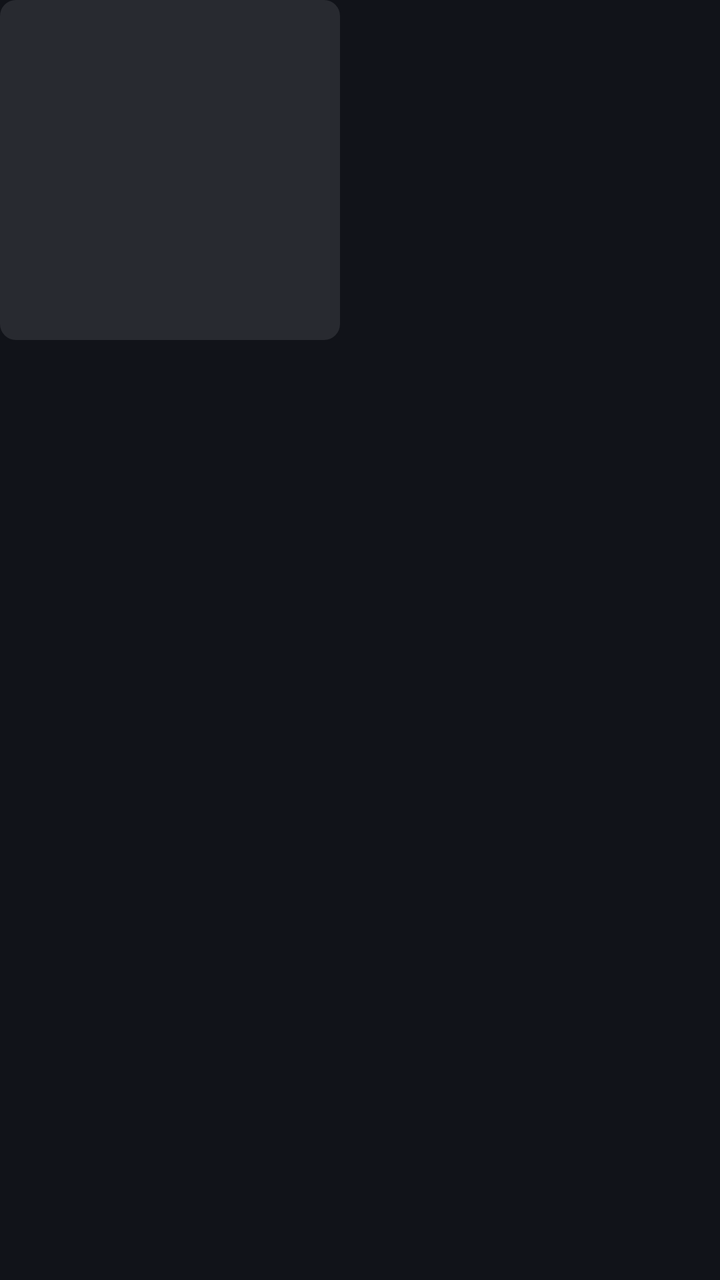
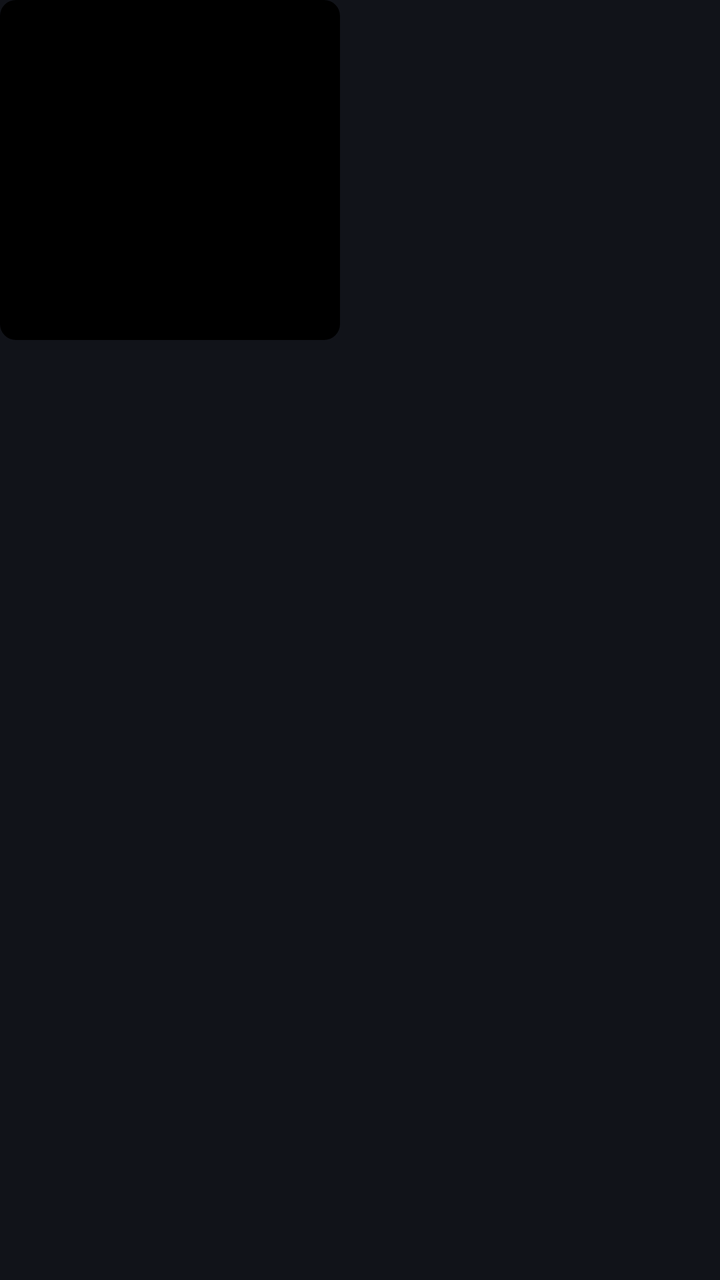

Screens rendered from an Android XML layout before and after an edit, with the pre-edit source and the edit as a unified diff.
<!-- AndroidManifest.xml: application theme Theme.Sleppify -->
<!-- res/layout/item_mix_card.xml -->
<?xml version="1.0" encoding="utf-8"?>
<LinearLayout xmlns:android="http://schemas.android.com/apk/res/android"
    xmlns:app="http://schemas.android.com/apk/res-auto"
    android:layout_width="170dp"
    android:layout_height="wrap_content"
    android:layout_marginEnd="10dp"
    android:clickable="true"
    android:focusable="true"
    android:foreground="?attr/selectableItemBackground"
    android:orientation="vertical">

    <com.google.android.material.imageview.ShapeableImageView
        android:id="@+id/ivMixThumb"
        android:layout_width="170dp"
        android:layout_height="170dp"
        android:background="@color/surface_high"
        android:scaleType="centerCrop"
        app:shapeAppearanceOverlay="@style/ShapeAppearance.Sleppify.MixRound" />

    <TextView
        android:id="@+id/tvMixTitle"
        android:layout_width="match_parent"
        android:layout_height="wrap_content"
        android:layout_marginTop="7dp"
        android:ellipsize="end"
        android:fontFamily="@font/inter_variable"
        android:maxLines="1"
        android:textColor="@color/text_primary"
        android:textSize="13sp"
        android:textStyle="bold" />

    <TextView
        android:id="@+id/tvMixSubtitle"
        android:layout_width="match_parent"
        android:layout_height="wrap_content"
        android:layout_marginTop="2dp"
        android:ellipsize="end"
        android:fontFamily="@font/inter_variable"
        android:maxLines="2"
        android:textColor="@color/text_secondary"
        android:textSize="11sp" />
</LinearLayout>
<!-- resources referenced by this layout -->
<resources>
  <color name="surface_high">#282a30</color>
  <color name="text_primary">#e2e2eb</color>
  <color name="text_secondary">#c3c6d5</color>
  <style name="ShapeAppearance.Sleppify.MixRound" parent="ShapeAppearance.Material3.MediumComponent">
          <item name="cornerSize">8dp</item>
      </style>
  <style name="Theme.Sleppify" parent="Base.Theme.Sleppify" />
  <style name="Base.Theme.Sleppify" parent="Theme.Material3.Dark.NoActionBar">
          
          <item name="colorPrimary">@color/stitch_blue</item>
          <item name="colorSecondary">@color/stitch_blue_light</item>
          <item name="android:windowBackground">@color/surface_dark</item>
          <item name="android:navigationBarColor">@color/surface_dark</item>
          <item name="android:statusBarColor">@color/surface_dark</item>
          <item name="android:textColorPrimary">@color/text_primary</item>
          <item name="android:textColorSecondary">@color/text_secondary</item>
      </style>
  <color name="stitch_blue">#AEC7FD</color>
  <color name="stitch_blue_light">#AEC7FD</color>
  <color name="surface_dark">#111319</color>
</resources>

<!-- the commit's change to res/layout/item_mix_card.xml (unified diff, before → after) -->
@@ -13,7 +13,7 @@
         android:id="@+id/ivMixThumb"
         android:layout_width="170dp"
         android:layout_height="170dp"
-        android:background="@color/surface_high"
+        android:background="@color/artwork_background"
         android:scaleType="centerCrop"
         app:shapeAppearanceOverlay="@style/ShapeAppearance.Sleppify.MixRound" />
 
<!-- resource entries referenced after the edit -->
@@ -1,6 +1,6 @@
 <!-- resources referenced by this layout -->
 <resources>
-  <color name="surface_high">#282a30</color>
+  <color name="artwork_background">#FF000000</color>
   <color name="text_primary">#e2e2eb</color>
   <color name="text_secondary">#c3c6d5</color>
   <style name="ShapeAppearance.Sleppify.MixRound" parent="ShapeAppearance.Material3.MediumComponent">
